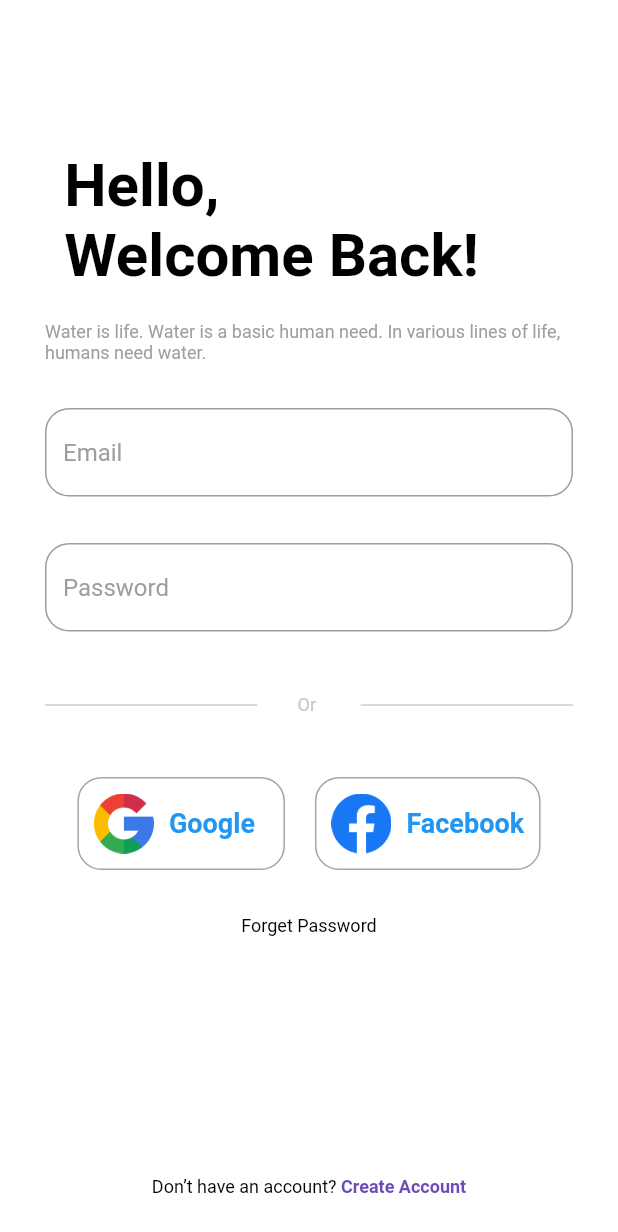
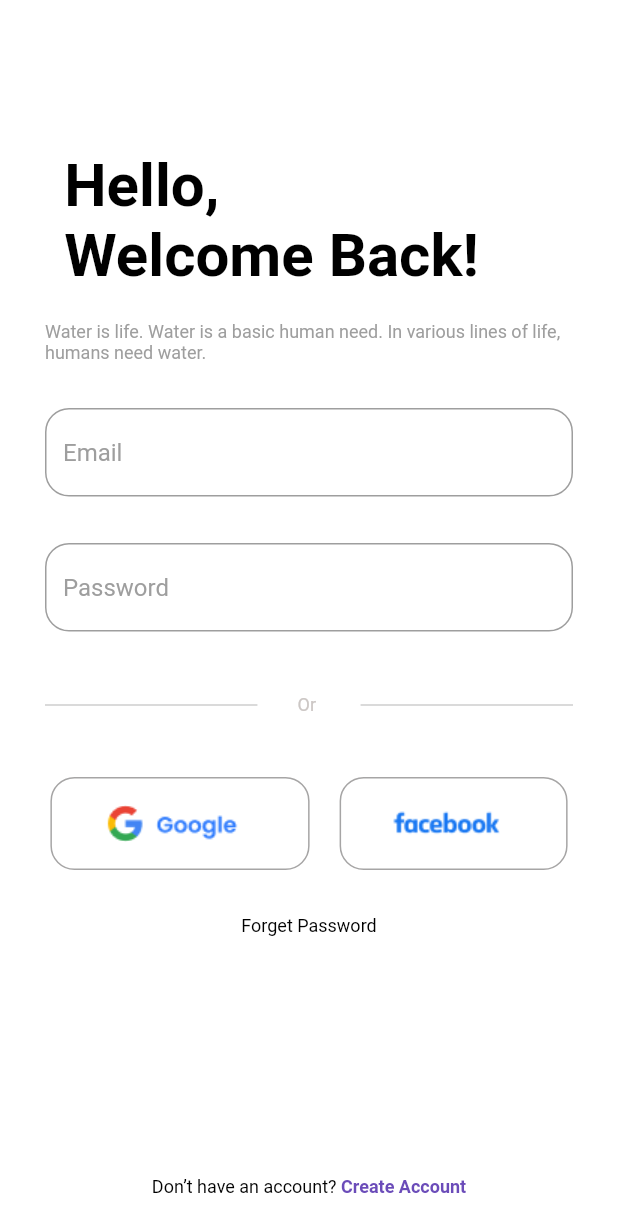
Before and after one commit to Sridhare29/PetCareApp, a Flutter app: the screen it shows after launch, on a phone screen of 412 x 824 dp. Shown: the top 1232 px of the screen. Run offline on Flutter 3.47's test engine with Material 2 defaults, Android fonts, the phone set to English and light mode, and no system bars; our stand-ins replace get.

Commit message:
Login Scrn logo update

```diff
--- a/lib/screens/login_screen.dart
+++ b/lib/screens/login_screen.dart
@@ -73,9 +73,9 @@ class _LoginScreenState extends State<LoginScreen> {
                   mainAxisAlignment: MainAxisAlignment.center,
                     children: [
                       // Padding(padding: EdgeInsets.only(left: 0,right: 40),),
-                      SquareTitle(imagePath: "images/google.png",txthint: "Google  ",),
+                      SquareTitle(imagePath: "images/gimg.png",txthint: "",),
                       const SizedBox(width: 20,),
-                      SquareTitle(imagePath: "images/facebook.png",txthint: "Facebook",),
+                      SquareTitle(imagePath: "images/fimg.png",txthint: "",),
                     ],
                 ),
                  SizedBox(height: 30),
```
